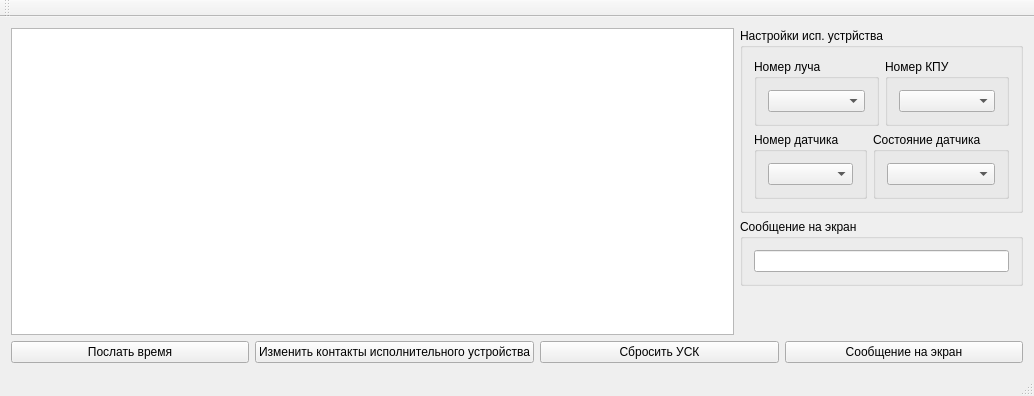
Before: the Qt Designer form SendUSKv1/mainwindow.ui in KurlesHS/USK_Utils, drawn with Qt 5.
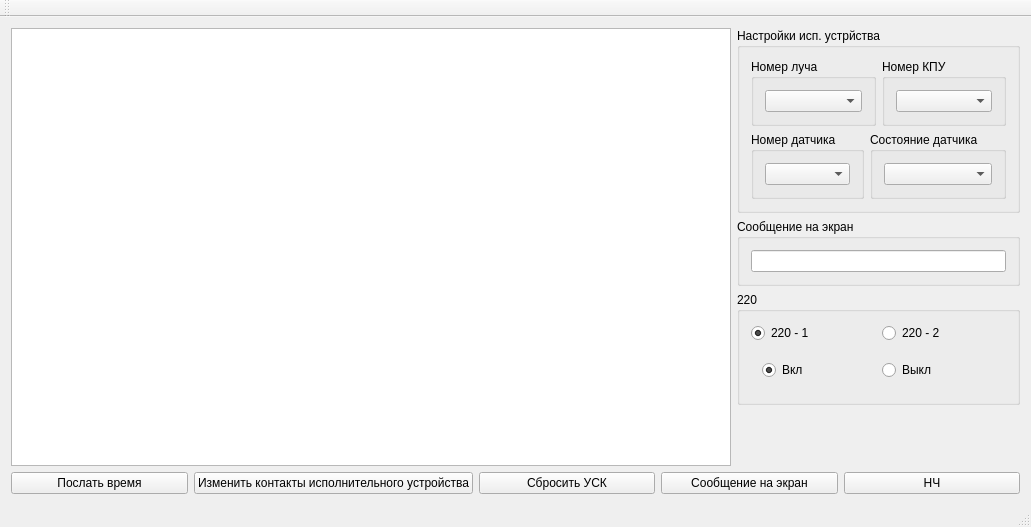
After: the same form once the commit is applied.

Diff of the .ui file:
```diff
--- a/SendUSKv1/mainwindow.ui
+++ b/SendUSKv1/mainwindow.ui
@@ -6,8 +6,8 @@
    <rect>
     <x>0</x>
     <y>0</y>
-    <width>1034</width>
-    <height>396</height>
+    <width>1031</width>
+    <height>527</height>
    </rect>
   </property>
   <property name="windowTitle">
@@ -110,6 +110,67 @@
           </layout>
          </widget>
         </item>
+        <item>
+         <widget class="QGroupBox" name="groupBox_7">
+          <property name="title">
+           <string>220</string>
+          </property>
+          <layout class="QVBoxLayout" name="verticalLayout_9">
+           <property name="spacing">
+            <number>6</number>
+           </property>
+           <item>
+            <widget class="QWidget" name="" native="true">
+             <layout class="QHBoxLayout" name="horizontalLayout_6">
+              <property name="margin">
+               <number>0</number>
+              </property>
+              <item>
+               <widget class="QRadioButton" name="radioButton220_1">
+                <property name="text">
+                 <string>220 - 1</string>
+                </property>
+                <property name="checked">
+                 <bool>true</bool>
+                </property>
+               </widget>
+              </item>
+              <item>
+               <widget class="QRadioButton" name="radioButton220_2">
+                <property name="text">
+                 <string>220 - 2</string>
+                </property>
+               </widget>
+              </item>
+             </layout>
+            </widget>
+           </item>
+           <item>
+            <widget class="QWidget" name="widget" native="true">
+             <layout class="QHBoxLayout" name="horizontalLayout_5">
+              <item>
+               <widget class="QRadioButton" name="radioButtonLfOn">
+                <property name="text">
+                 <string>Вкл</string>
+                </property>
+                <property name="checked">
+                 <bool>true</bool>
+                </property>
+               </widget>
+              </item>
+              <item>
+               <widget class="QRadioButton" name="radioButtonLfOff">
+                <property name="text">
+                 <string>Выкл</string>
+                </property>
+               </widget>
+              </item>
+             </layout>
+            </widget>
+           </item>
+          </layout>
+         </widget>
+        </item>
         <item>
          <spacer name="verticalSpacer">
           <property name="orientation">
@@ -157,6 +218,13 @@
         </property>
        </widget>
       </item>
+      <item>
+       <widget class="QPushButton" name="pushButtonLF">
+        <property name="text">
+         <string>НЧ</string>
+        </property>
+       </widget>
+      </item>
      </layout>
     </item>
    </layout>
```
Left out of the diff: 2 changed lines with no effect on the pictures.
